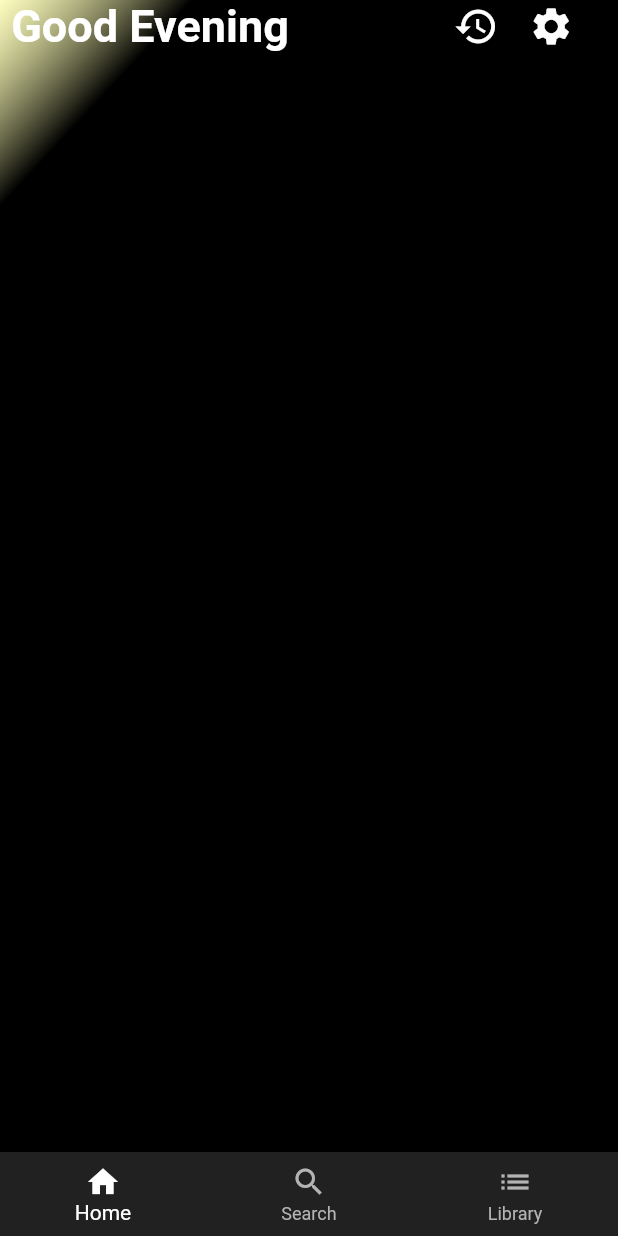
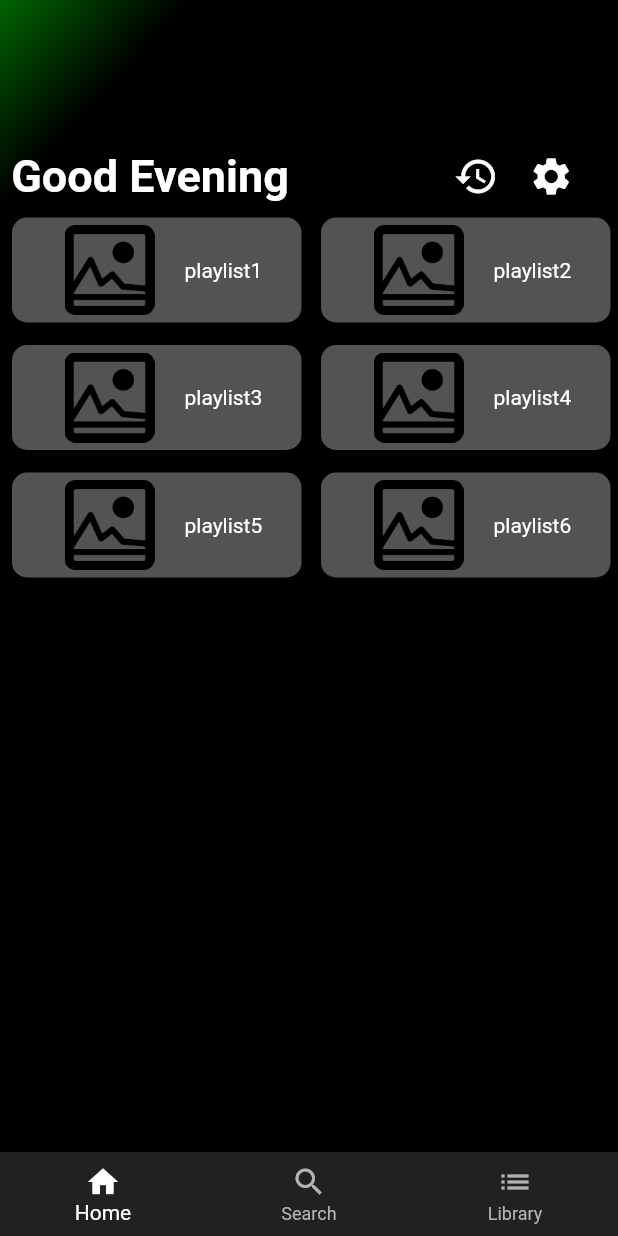
Before and after one commit to GLADI8R/spotify_clone, a Flutter app: the screen it shows after launch, on a phone screen of 412 x 824 dp. Run offline on Flutter 3.47's test engine with Material 2 defaults, Android fonts, the phone set to English and light mode, and no system bars.

Commit message:
add homepagecard1

```diff
--- /dev/null
+++ b/lib/components/home_page_card_1.dart
@@ -0,0 +1,32 @@
+import 'package:flutter/material.dart';
+import 'package:spotify_clone/styles/constants.dart';
+
+class HomePageCard1 extends StatelessWidget {
+  HomePageCard1({required this.cardtext});
+
+  final String cardtext;
+
+  @override
+  Widget build(BuildContext context) {
+    return Container(
+      padding: EdgeInsets.symmetric(vertical: 5,horizontal: 15),
+      margin: EdgeInsets.only(left: 8,right: 5,top: 10,bottom: 5),
+      height: 70,
+      width: 200,
+      decoration: BoxDecoration(
+        borderRadius: BorderRadius.all(Radius.circular(10)),
+        color: kGrey,
+      ),
+      child: Row(
+        children: [
+          CircleAvatar(
+            radius: 50,
+            backgroundColor: kGrey,
+            child: Image.asset('assets/images/73775.png'),
+          ),
+          Text(cardtext,style: TextStyle(color: Colors.white),)
+        ],
+      ),
+    );
+  }
+}
--- a/lib/screens/home_page.dart
+++ b/lib/screens/home_page.dart
@@ -1,6 +1,7 @@
 import 'package:flutter/cupertino.dart';
 import 'package:flutter/material.dart';
 import 'package:spotify_clone/styles/constants.dart';
+import 'package:spotify_clone/components/home_page_card_1.dart';
 
 class HomePage extends StatelessWidget {
   const HomePage({Key? key}) : super(key: key);
@@ -15,7 +16,7 @@ class HomePage extends StatelessWidget {
         begin: Alignment.topLeft,
         end: Alignment(0.0000001, -0.5), // 10% of the width, so there are ten blinds.
         colors: <Color>[
-          Color(0x88FFFF8F),
+          Color(0xff006400),
           Color(0xff000000),
           Color(0xff000000),
           Color(0xff000000),
@@ -27,7 +28,7 @@ class HomePage extends StatelessWidget {
             mainAxisAlignment: MainAxisAlignment.start,
             crossAxisAlignment: CrossAxisAlignment.stretch,
             children: [
-              //SizedBox(height: 100,),
+              SizedBox(height: 100,),
               Row(
                 children: [
                   Text(' Good Evening',style: kHeadingTextStyle,),
@@ -37,23 +38,33 @@ class HomePage extends StatelessWidget {
                   Icon(Icons.settings,color: Colors.white,size: 30,),
                 ],
               ),
-              // Expanded(
-              //   child: ListView(
-              //     children: [
-              //       Container(
-              //         color: Colors.white30,
-              //         child: Row(
-              //           crossAxisAlignment: CrossAxisAlignment.stretch,
-              //           children: [
-              //             Icon(Icons.photo,color: Colors.white,),
-              //             Text('Daily Mix 1')
-              //           ],
-              //         ),
-              //       ),
-              //
-              //     ],
-              //   ),
-              // )
+              Container(
+                height: 500,
+                width: 200,
+                child: Table(
+                  children: [
+                    TableRow(
+                      children: <Widget>[
+                        HomePageCard1(cardtext: 'playlist1',),
+                        HomePageCard1(cardtext: 'playlist2',),
+                      ]
+                    ),
+                    TableRow(
+                        children: <Widget>[
+                          HomePageCard1(cardtext: 'playlist3'),
+                          HomePageCard1(cardtext: 'playlist4'),
+                        ]
+                    ),
+                    TableRow(
+                        children: <Widget>[
+                          HomePageCard1(cardtext: 'playlist5'),
+                          HomePageCard1(cardtext: 'playlist6'),
+                        ]
+                    )
+
+                  ],
+                )
+              )
 
             ],
           ),
--- a/pubspec.yaml
+++ b/pubspec.yaml
@@ -58,7 +58,8 @@ flutter:
   uses-material-design: true
 
   # To add assets to your application, add an assets section, like this:
-  # assets:
+  assets:
+    - assets/images/
   #   - images/a_dot_burr.jpeg
   #   - images/a_dot_ham.jpeg
 
```
Also changed, not shown: assets/images/73775.png (added), assets/images/OG0EZP.webp (added), assets/images/naruto.jpg (added).
